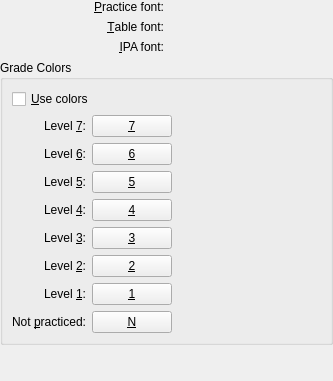
KDE/parley, file src/settings/viewoptionsbase.ui: the form before one commit.
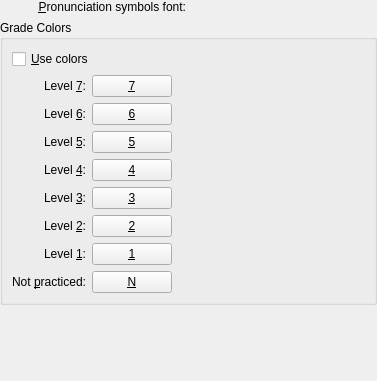
The form after the commit. Custom widgets are drawn as their Qt base class.

Commit message:
Implement font setting in editor and written practice.
Set fonts per languages in the language properties.
This is almost ready to be merged, except that it has
to be implemented in the practice modes that are not written.

```diff
--- a/src/settings/viewoptionsbase.ui
+++ b/src/settings/viewoptionsbase.ui
@@ -6,7 +6,7 @@
    <rect>
     <x>0</x>
     <y>0</y>
-    <width>333</width>
+    <width>377</width>
     <height>381</height>
    </rect>
   </property>
@@ -41,17 +41,17 @@
      <property name="spacing">
       <number>6</number>
      </property>
-     <item row="2" column="1">
+     <item row="0" column="1">
       <widget class="KFontRequester" name="kcfg_IPAFont">
        <property name="whatsThis">
         <string>Specify which font to use for displaying pronunciations using phonetic symbols.</string>
        </property>
       </widget>
      </item>
-     <item row="2" column="0">
+     <item row="0" column="0">
       <widget class="QLabel" name="IPAFontLabel">
        <property name="text">
-        <string>&amp;IPA font:</string>
+        <string>&amp;Pronunciation symbols font:</string>
        </property>
        <property name="alignment">
         <set>Qt::AlignRight|Qt::AlignTrailing|Qt::AlignVCenter</set>
@@ -61,55 +61,6 @@
        </property>
       </widget>
      </item>
-     <item row="0" column="1">
-      <widget class="KFontRequester" name="kcfg_PracticeFont">
-       <property name="whatsThis">
-        <string>Specify which font to use for editing of the main table.</string>
-       </property>
-       <property name="font">
-        <font>
-         <family>Sans Serif</family>
-         <pointsize>12</pointsize>
-         <weight>50</weight>
-         <italic>false</italic>
-         <bold>false</bold>
-        </font>
-       </property>
-      </widget>
-     </item>
-     <item row="0" column="0">
-      <widget class="QLabel" name="PracticeFontLabel">
-       <property name="text">
-        <string>&amp;Practice font:</string>
-       </property>
-       <property name="alignment">
-        <set>Qt::AlignRight|Qt::AlignTrailing|Qt::AlignVCenter</set>
-       </property>
-       <property name="buddy">
-        <cstring>kcfg_PracticeFont</cstring>
-       </property>
-      </widget>
-     </item>
-     <item row="1" column="0">
-      <widget class="QLabel" name="TableFontLabel">
-       <property name="text">
-        <string>&amp;Table font:</string>
-       </property>
-       <property name="alignment">
-        <set>Qt::AlignRight|Qt::AlignTrailing|Qt::AlignVCenter</set>
-       </property>
-       <property name="buddy">
-        <cstring>kcfg_PracticeFont</cstring>
-       </property>
-      </widget>
-     </item>
-     <item row="1" column="1">
-      <widget class="KFontRequester" name="kcfg_TableFont">
-       <property name="whatsThis">
-        <string>Specify which font to use for editing of the main table.</string>
-       </property>
-      </widget>
-     </item>
     </layout>
    </item>
    <item row="1" column="0" colspan="2">
```
Left out of the diff: 2 changed lines with no effect on the pictures. The commit also changes 15 other files.
